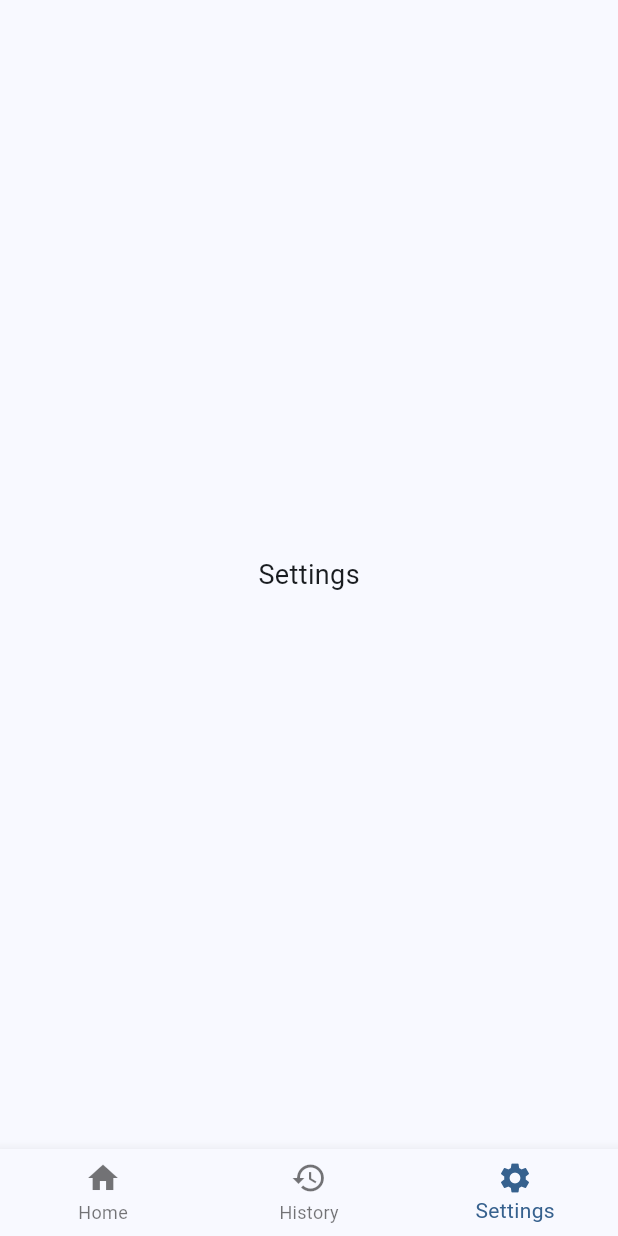
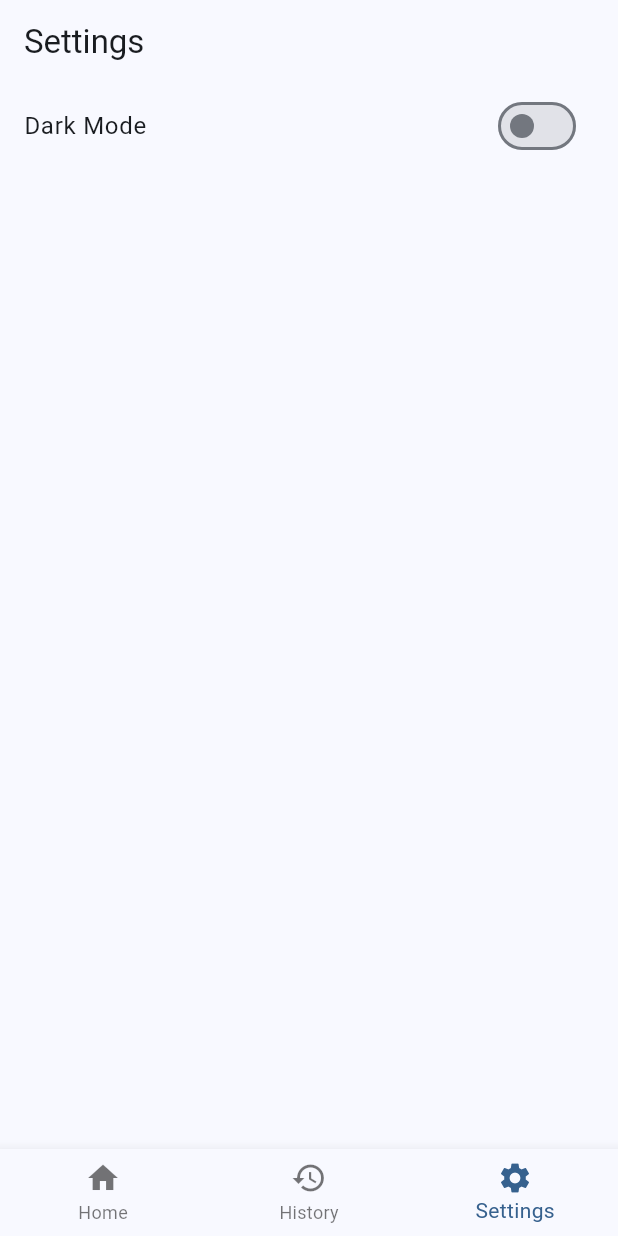
Before and after one commit to Rachanon-6731503030/Moblie-App_DecisionLite, a Flutter app: the screen it shows after launch, item 3 of the bottom bar chosen, on a phone screen of 412 x 824 dp. Run offline on Flutter 3.47's test engine with Material 3 defaults, Android fonts, the phone set to English and light mode, and no system bars.

Commit message:
Add dark/light mode with theme controller

```diff
--- a/decisionlite/lib/main.dart
+++ b/decisionlite/lib/main.dart
@@ -7,25 +7,50 @@ void main() {
   runApp(const DecisionLiteApp());
 }
 
-class DecisionLiteApp extends StatelessWidget {
+class DecisionLiteApp extends StatefulWidget {
   const DecisionLiteApp({super.key});
+
+  @override
+  State<DecisionLiteApp> createState() => _DecisionLiteAppState();
+}
+
+class _DecisionLiteAppState extends State<DecisionLiteApp> {
+  ThemeMode _themeMode = ThemeMode.light;
+
+  void toggleTheme(bool isDark) {
+    setState(() {
+      _themeMode = isDark ? ThemeMode.dark : ThemeMode.light;
+    });
+  }
 
   @override
   Widget build(BuildContext context) {
     return MaterialApp(
       debugShowCheckedModeBanner: false,
       title: 'DecisionLite',
+      themeMode: _themeMode,
       theme: ThemeData(
         colorScheme: ColorScheme.fromSeed(seedColor: Colors.blue),
         useMaterial3: true,
       ),
-      home: const MainNavigation(),
+      darkTheme: ThemeData.dark(useMaterial3: true),
+      home: MainNavigation(
+        onToggleTheme: toggleTheme,
+        isDarkMode: _themeMode == ThemeMode.dark,
+      ),
     );
   }
 }
 
 class MainNavigation extends StatefulWidget {
-  const MainNavigation({super.key});
+  final Function(bool) onToggleTheme;
+  final bool isDarkMode;
+
+  const MainNavigation({
+    super.key,
+    required this.onToggleTheme,
+    required this.isDarkMode,
+  });
 
   @override
   State<MainNavigation> createState() => _MainNavigationState();
@@ -34,11 +59,20 @@ class MainNavigation extends StatefulWidget {
 class _MainNavigationState extends State<MainNavigation> {
   int _currentIndex = 0;
 
-  final List<Widget> _screens = const [
-    HomeScreen(),
-    DecisionHistoryScreen(),
-    SettingsScreen(),
-  ];
+  late final List<Widget> _screens;
+
+  @override
+  void initState() {
+    super.initState();
+    _screens = [
+      const HomeScreen(),
+      const DecisionHistoryScreen(),
+      SettingsScreen(
+        onToggleTheme: widget.onToggleTheme,
+        isDarkMode: widget.isDarkMode,
+      ),
+    ];
+  }
 
   @override
   Widget build(BuildContext context) {
@@ -76,10 +110,7 @@ class HomeScreen extends StatelessWidget {
   @override
   Widget build(BuildContext context) {
     return Scaffold(
-      backgroundColor: const Color(0xFFF4F8FB),
       appBar: AppBar(
-        elevation: 0,
-        backgroundColor: Colors.transparent,
         title: const Text(
           'DecisionLite',
           style: TextStyle(fontWeight: FontWeight.bold),
@@ -99,11 +130,6 @@ class HomeScreen extends StatelessWidget {
                 ),
               );
             },
-            style: ElevatedButton.styleFrom(
-              shape: RoundedRectangleBorder(
-                borderRadius: BorderRadius.circular(14),
-              ),
-            ),
             child: const Text(
               'Start Decision',
               style: TextStyle(fontSize: 16),
--- a/decisionlite/lib/settings_screen.dart
+++ b/decisionlite/lib/settings_screen.dart
@@ -1,14 +1,27 @@
 import 'package:flutter/material.dart';
 
 class SettingsScreen extends StatelessWidget {
-  const SettingsScreen({super.key});
+  final Function(bool) onToggleTheme;
+  final bool isDarkMode;
+
+  const SettingsScreen({
+    super.key,
+    required this.onToggleTheme,
+    required this.isDarkMode,
+  });
 
   @override
   Widget build(BuildContext context) {
-    return const Center(
-      child: Text(
-        'Settings',
-        style: TextStyle(fontSize: 18),
+    return Scaffold(
+      appBar: AppBar(title: const Text('Settings')),
+      body: ListView(
+        children: [
+          SwitchListTile(
+            title: const Text('Dark Mode'),
+            value: isDarkMode,
+            onChanged: onToggleTheme,
+          ),
+        ],
       ),
     );
   }
--- /dev/null
+++ b/decisionlite/lib/theme_controller.dart
@@ -0,0 +1,13 @@
+import 'package:flutter/material.dart';
+
+class ThemeController {
+  static final ValueNotifier<ThemeMode> themeMode =
+      ValueNotifier(ThemeMode.light);
+
+  static bool get isDark =>
+      themeMode.value == ThemeMode.dark;
+
+  static void toggle(bool isDark) {
+    themeMode.value = isDark ? ThemeMode.dark : ThemeMode.light;
+  }
+}
```
